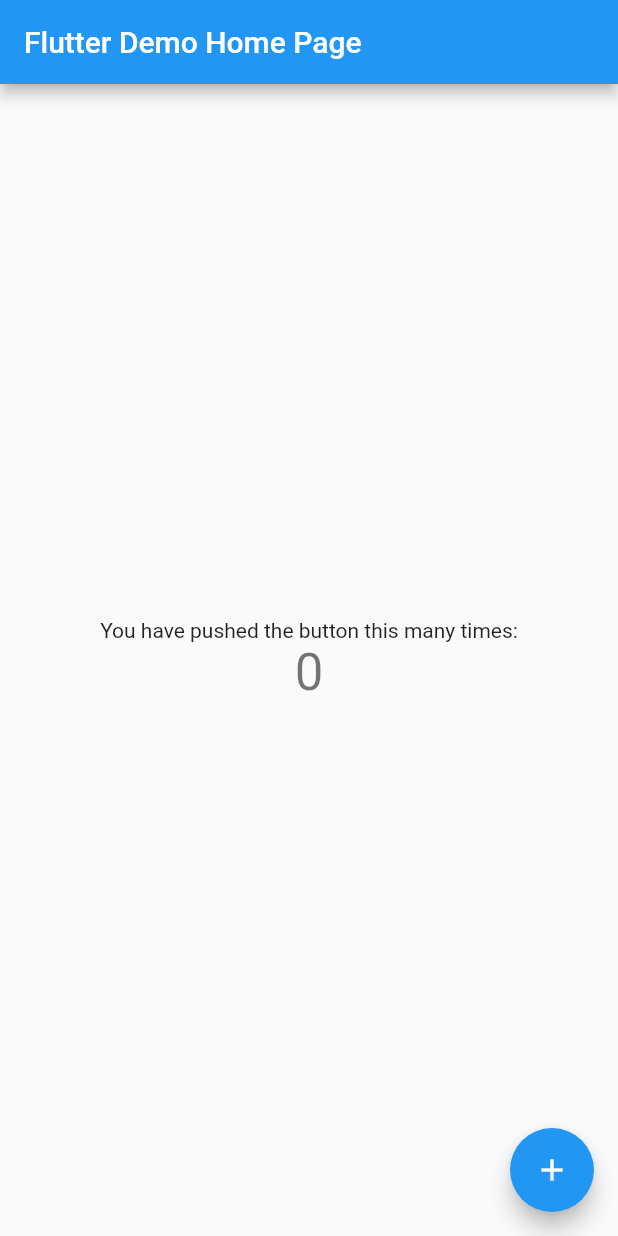
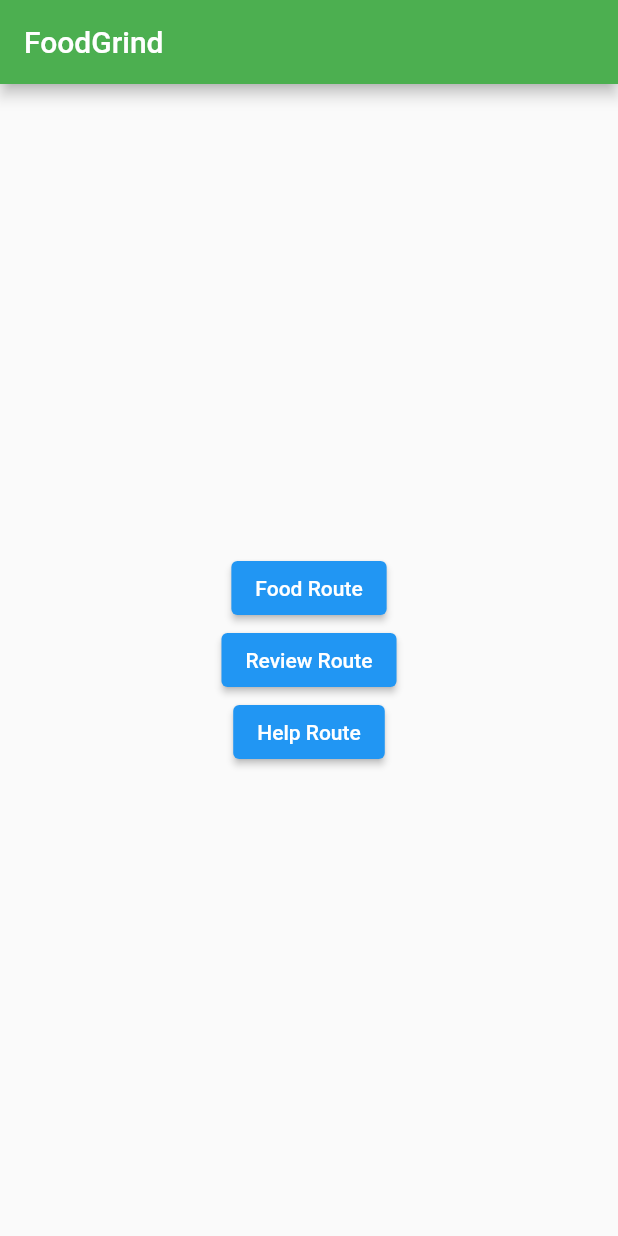
Before and after one commit to ranashreyas/FoodGrind, a Flutter app: the screen it shows after launch, on a phone screen of 412 x 824 dp. Run offline on Flutter 3.47's test engine with Material 2 defaults, Android fonts, the light colour scheme and no system bars.

Commit message:
Built different routes for each screen.

```diff
--- a/lib/main.dart
+++ b/lib/main.dart
@@ -1,115 +1,95 @@
 import 'package:flutter/material.dart';
 
+// function to trigger build when the app is run
 void main() {
-  runApp(const MyApp());
+  runApp(MaterialApp(
+    initialRoute: '/',
+    routes: {
+      '/': (context) => const HomeRoute(),
+      '/food': (context) => const FoodRoute(),
+      '/review': (context) => const ReviewRoute(),
+      '/help': (context) => const HelpRoute(),
+    },
+  )); //MaterialApp
 }
 
-class MyApp extends StatelessWidget {
-  const MyApp({super.key});
+class HomeRoute extends StatelessWidget {
+  const HomeRoute({Key? key}) : super(key: key);
 
-  // This widget is the root of your application.
   @override
   Widget build(BuildContext context) {
-    return MaterialApp(
-      title: 'Flutter Demo',
-      theme: ThemeData(
-        // This is the theme of your application.
-        //
-        // Try running your application with "flutter run". You'll see the
-        // application has a blue toolbar. Then, without quitting the app, try
-        // changing the primarySwatch below to Colors.green and then invoke
-        // "hot reload" (press "r" in the console where you ran "flutter run",
-        // or simply save your changes to "hot reload" in a Flutter IDE).
-        // Notice that the counter didn't reset back to zero; the application
-        // is not restarted.
-        primarySwatch: Colors.blue,
-      ),
-      home: const MyHomePage(title: 'Flutter Demo Home Page'),
-    );
+    return Scaffold(
+      appBar: AppBar(
+        title: const Text('FoodGrind'),
+        backgroundColor: Colors.green,
+      ), // AppBar
+      body: Center(
+        child: Column(
+          mainAxisAlignment: MainAxisAlignment.center,
+          children: <Widget>[
+            ElevatedButton(
+              child: const Text('Food Route'),
+              onPressed: () {
+                Navigator.pushNamed(context, '/food');
+              },
+            ), // ElevatedButton
+            ElevatedButton(
+              child: const Text('Review Route'),
+              onPressed: () {
+                Navigator.pushNamed(context, '/review');
+              },
+            ), // ElevatedButton
+            ElevatedButton(
+              child: const Text('Help Route'),
+              onPressed: () {
+                Navigator.pushNamed(context, '/help');
+              },
+            ), // ElevatedButton
+          ], // <Widget>[]
+        ), // Column
+      ), // Center
+    ); // Scaffold
   }
 }
 
-class MyHomePage extends StatefulWidget {
-  const MyHomePage({super.key, required this.title});
-
-  // This widget is the home page of your application. It is stateful, meaning
-  // that it has a State object (defined below) that contains fields that affect
-  // how it looks.
-
-  // This class is the configuration for the state. It holds the values (in this
-  // case the title) provided by the parent (in this case the App widget) and
-  // used by the build method of the State. Fields in a Widget subclass are
-  // always marked "final".
-
-  final String title;
-
-  @override
-  State<MyHomePage> createState() => _MyHomePageState();
-}
-
-class _MyHomePageState extends State<MyHomePage> {
-  int _counter = 0;
-
-  void _incrementCounter() {
-    setState(() {
-      // This call to setState tells the Flutter framework that something has
-      // changed in this State, which causes it to rerun the build method below
-      // so that the display can reflect the updated values. If we changed
-      // _counter without calling setState(), then the build method would not be
-      // called again, and so nothing would appear to happen.
-      _counter++;
-    });
-  }
+class FoodRoute extends StatelessWidget {
+  const FoodRoute({Key? key}) : super(key: key);
 
   @override
   Widget build(BuildContext context) {
-    // This method is rerun every time setState is called, for instance as done
-    // by the _incrementCounter method above.
-    //
-    // The Flutter framework has been optimized to make rerunning build methods
-    // fast, so that you can just rebuild anything that needs updating rather
-    // than having to individually change instances of widgets.
     return Scaffold(
       appBar: AppBar(
-        // Here we take the value from the MyHomePage object that was created by
-        // the App.build method, and use it to set our appbar title.
-        title: Text(widget.title),
-      ),
-      body: Center(
-        // Center is a layout widget. It takes a single child and positions it
-        // in the middle of the parent.
-        child: Column(
-          // Column is also a layout widget. It takes a list of children and
-          // arranges them vertically. By default, it sizes itself to fit its
-          // children horizontally, and tries to be as tall as its parent.
-          //
-          // Invoke "debug painting" (press "p" in the console, choose the
-          // "Toggle Debug Paint" action from the Flutter Inspector in Android
-          // Studio, or the "Toggle Debug Paint" command in Visual Studio Code)
-          // to see the wireframe for each widget.
-          //
-          // Column has various properties to control how it sizes itself and
-          // how it positions its children. Here we use mainAxisAlignment to
-          // center the children vertically; the main axis here is the vertical
-          // axis because Columns are vertical (the cross axis would be
-          // horizontal).
-          mainAxisAlignment: MainAxisAlignment.center,
-          children: <Widget>[
-            const Text(
-              'You have pushed the button this many times:',
-            ),
-            Text(
-              '$_counter',
-              style: Theme.of(context).textTheme.headline4,
-            ),
-          ],
-        ),
-      ),
-      floatingActionButton: FloatingActionButton(
-        onPressed: _incrementCounter,
-        tooltip: 'Increment',
-        child: const Icon(Icons.add),
-      ), // This trailing comma makes auto-formatting nicer for build methods.
-    );
+        title: const Text("Food Route"),
+        backgroundColor: Colors.green,
+      ), // AppBar
+    ); // Scaffold
   }
 }
+
+class ReviewRoute extends StatelessWidget {
+  const ReviewRoute({Key? key}) : super(key: key);
+
+  @override
+  Widget build(BuildContext context) {
+    return Scaffold(
+      appBar: AppBar(
+        title: const Text("Review Route"),
+        backgroundColor: Colors.green,
+      ), // AppBar
+    ); // Scaffold
+  }
+}
+
+class HelpRoute extends StatelessWidget {
+  const HelpRoute({Key? key}) : super(key: key);
+
+  @override
+  Widget build(BuildContext context) {
+    return Scaffold(
+      appBar: AppBar(
+        title: const Text("Help Route"),
+        backgroundColor: Colors.green,
+      ), // AppBar
+    ); // Scaffold
+  }
+}
```
